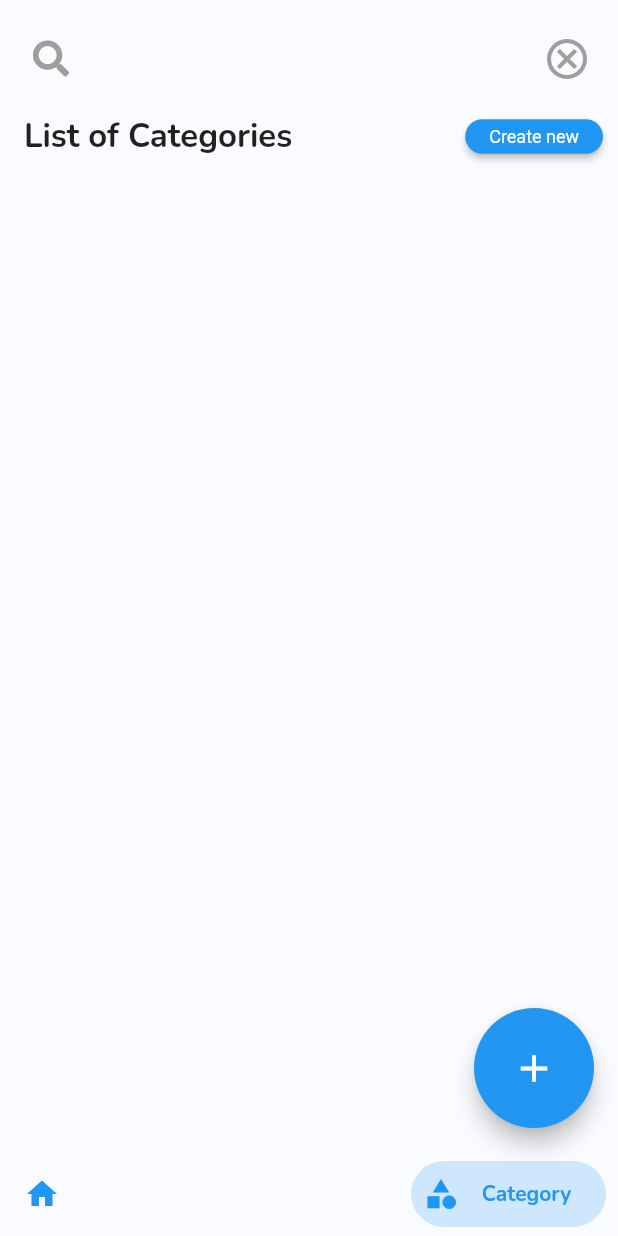
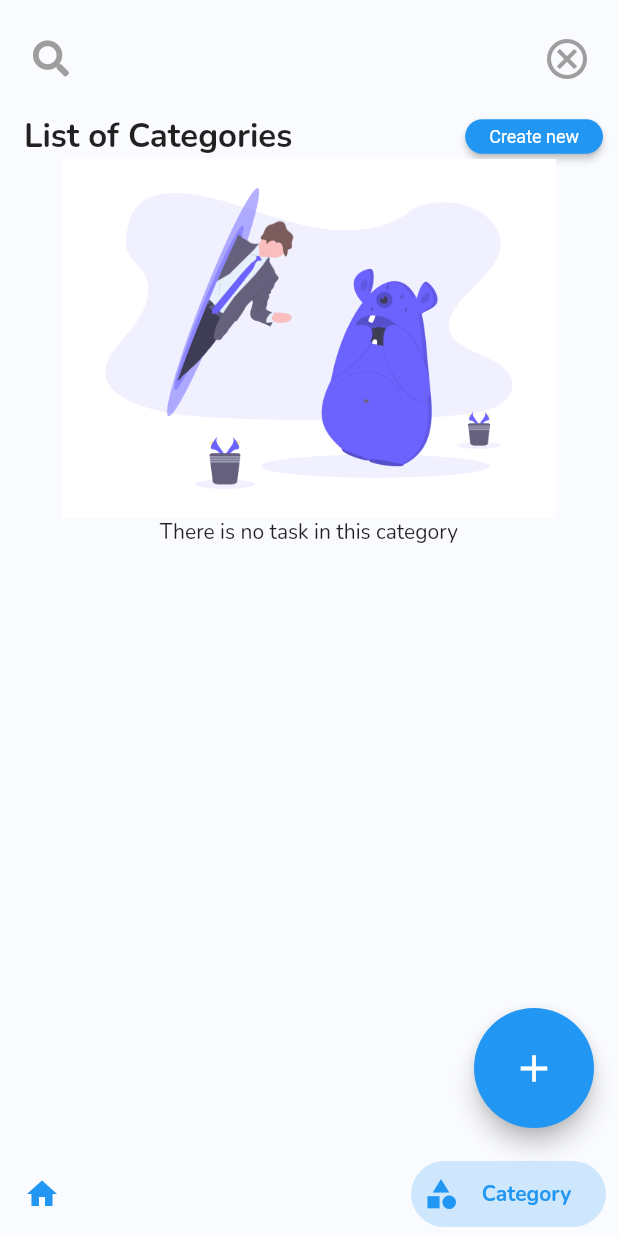
Before and after one commit to Kennibravo/todoapp_flutter, a Flutter app: the screen it shows once a user with an empty profile is signed in, swiped to page 2, on a phone screen of 412 x 824 dp. Run offline on Flutter 3.47's test engine with Material 2 defaults, Android fonts, the phone set to English and light mode, and no system bars; drawn by our look-alikes of bottom_navy_bar; our stand-ins replace cloud_firestore, firebase_auth, firebase_core, font_awesome_flutter; missing offline and left inert: flutterfire_ui; accounts and stored records are empty; statements that could not run were skipped.

Commit message:
Bug fixes

```diff
--- a/lib/providers/category_provider.dart
+++ b/lib/providers/category_provider.dart
@@ -41,6 +41,8 @@ class CategoryProvider extends ChangeNotifier {
   }
 
   Future<void> getAllCategories() async {
+    _categories = [];
+
     try {
       var uid = auth.currentUser!.uid;
 
@@ -85,4 +87,5 @@ class CategoryProvider extends ChangeNotifier {
 
     notifyListeners();
   }
+
 }
--- a/lib/screens/category_index_screen.dart
+++ b/lib/screens/category_index_screen.dart
@@ -1,17 +1,31 @@
-
+import 'package:async/async.dart';
 import 'package:firebase_auth/firebase_auth.dart';
 import 'package:flutter/material.dart';
 import 'package:font_awesome_flutter/font_awesome_flutter.dart';
+import 'package:intl/intl.dart';
 import 'package:provider/provider.dart';
 import 'package:todoapp/providers/category_provider.dart';
 import 'package:todoapp/providers/task_provider.dart';
 import 'package:todoapp/providers/user_provider.dart';
 
-class CategoryIndexScreen extends StatelessWidget {
-  var _usernameLoading = false;
+class CategoryIndexScreen extends StatefulWidget {
   PageController? _pageController;
 
   CategoryIndexScreen(this._pageController, {Key? key}) : super(key: key);
+
+  @override
+  State<CategoryIndexScreen> createState() => _CategoryIndexScreenState();
+}
+
+class _CategoryIndexScreenState extends State<CategoryIndexScreen> {
+  var _usernameLoading = false;
+  // AsyncMemoizer? _memoizer;
+
+  @override
+  void initState() {
+    // _memoizer = AsyncMemoizer();
+    super.initState();
+  }
 
   @override
   Widget build(BuildContext context) {
@@ -40,7 +54,7 @@ class CategoryIndexScreen extends StatelessWidget {
               ),
               IconButton(
                 onPressed: () async {
-                  _pageController!.jumpToPage(0);
+                  widget._pageController!.jumpToPage(0);
                   // Navigator.of(context).pop();
                 },
                 icon: Icon(
@@ -84,13 +98,33 @@ class CategoryIndexScreen extends StatelessWidget {
               )
             ],
           ),
-          const SizedBox(height: 18),
-          Expanded(
+          categoryProvider.categories.isEmpty
+              ? Column(
+                  crossAxisAlignment: CrossAxisAlignment.center,
+                  children: [
+                    SizedBox(
+                      width: mediaQuery.size.width * 0.8,
+                      child: Image.asset('images/empty.png'),
+                    ),
+                    const Text('There is no task in this category'),
+                  ],
+                )
+              : Expanded(
                   child: ListView(
+                    padding: const EdgeInsets.symmetric(vertical: 20),
                     children: categoryProvider.categories.map(
                       (category) {
-                  return Card(
-                    child: Text(category.name),
+                        return SizedBox(
+                          height: 70,
+                          child: Card(
+                            child: ListTile(
+                              title: Text(category.name),
+                              trailing:
+                                  const Icon(Icons.delete, color: Colors.red),
+                              subtitle: Text(DateFormat.yMMMEd()
+                                  .format(category.createdAt)),
+                            ),
+                          ),
                         );
                       },
                     ).toList(),
--- a/lib/screens/category_tasks_screen.dart
+++ b/lib/screens/category_tasks_screen.dart
@@ -120,7 +120,7 @@ class _CategoryTasksScreenState extends State<CategoryTasksScreen> {
                                 margin:
                                     const EdgeInsets.symmetric(horizontal: 20),
                                 child: SizedBox(
-                                  height: 500,
+                                  height: mediaQuery.size.height * 0.8,
                                   child: ListView.builder(
                                     padding:
                                         const EdgeInsets.symmetric(vertical: 0),
--- a/lib/screens/home_screen.dart
+++ b/lib/screens/home_screen.dart
@@ -121,7 +121,7 @@ class _HomeScreenState extends State<HomeScreen> {
                         ),
                         const SizedBox(height: 15),
                         CategoryItem(),
-                        const SizedBox(height: 20),
+                        const SizedBox(height: 40),
                         Text(
                           'TODAY\'S TASKS',
                           style: TextStyle(
@@ -144,9 +144,23 @@ class _HomeScreenState extends State<HomeScreen> {
         width: 80,
         height: 80,
         child: FloatingActionButton(
-          heroTag: 'newTask',
           backgroundColor: Colors.blue,
           onPressed: () {
+            if (categoryProvider.categories.isEmpty) {
+              ScaffoldMessenger.of(context).showSnackBar(
+                SnackBar(
+                  content: const Text('You need to create a category first!'),
+                  action: SnackBarAction(
+                    label: 'Create',
+                    onPressed: () =>
+                        Navigator.of(context).pushNamed('/newCategory'),
+                  ),
+                ),
+              );
+
+              return;
+            }
+
             setState(() {});
             Navigator.of(context).pushNamed('/newTask').then((value) async {
               final provider =
--- a/lib/screens/new_category_screen.dart
+++ b/lib/screens/new_category_screen.dart
@@ -35,9 +35,7 @@ class _NewCategoryScreenState extends State<NewCategoryScreen> {
   Widget build(BuildContext context) {
     final mediaQuery = MediaQuery.of(context);
 
-    return Hero(
-      tag: 'newTask',
-      child: Scaffold(
+    return Scaffold(
       body: Container(
         // color: Colors.red,
         margin: const EdgeInsets.symmetric(horizontal: 10),
@@ -88,8 +86,6 @@ class _NewCategoryScreenState extends State<NewCategoryScreen> {
         },
         backgroundColor: Colors.blue,
         label: const Text('New Category', style: TextStyle(fontSize: 18)),
-          heroTag: null,
-        ),
       ),
     );
   }
--- a/lib/screens/new_task_screen.dart
+++ b/lib/screens/new_task_screen.dart
@@ -53,9 +53,7 @@ class _NewTaskScreenState extends State<NewTaskScreen> {
 
     String? selectedCategory;
 
-    return Hero(
-      tag: 'newTask',
-      child: Scaffold(
+    return Scaffold(
       body: Container(
         // color: Colors.red,
         margin: const EdgeInsets.symmetric(horizontal: 10),
@@ -192,8 +190,6 @@ class _NewTaskScreenState extends State<NewTaskScreen> {
         },
         backgroundColor: Colors.blue,
         label: const Text('New task', style: TextStyle(fontSize: 18)),
-          heroTag: null,
-        ),
       ),
     );
   }
--- a/lib/screens/view_task_screen.dart
+++ b/lib/screens/view_task_screen.dart
@@ -199,7 +199,7 @@ class _ViewTaskScreenState extends State<ViewTaskScreen> {
                                   context,
                                 ),
                                 child: const ListTile(
-                                  leading: Icon(Icons.pending),
+                                  leading: Icon(Icons.check),
                                   title: Text('Mark as completed',
                                       style: TextStyle(fontSize: 20)),
                                 ),
--- a/pubspec.yaml
+++ b/pubspec.yaml
@@ -71,6 +71,7 @@ flutter:
   # To add assets to your application, add an assets section, like this:
   assets:
     - images/empty.png
+    - images/none.png
 
   # An image asset can refer to one or more resolution-specific "variants", see
   # https://flutter.dev/assets-and-images/#resolution-aware.
```
Also changed, not shown: lib/widgets/category_item.dart (+22 -18 lines), lib/widgets/header_item.dart (+0 -12 lines), lib/widgets/task_item.dart (+15 -0 lines), images/none.png (added). Lines whose indentation alone changed are shown as unchanged.
